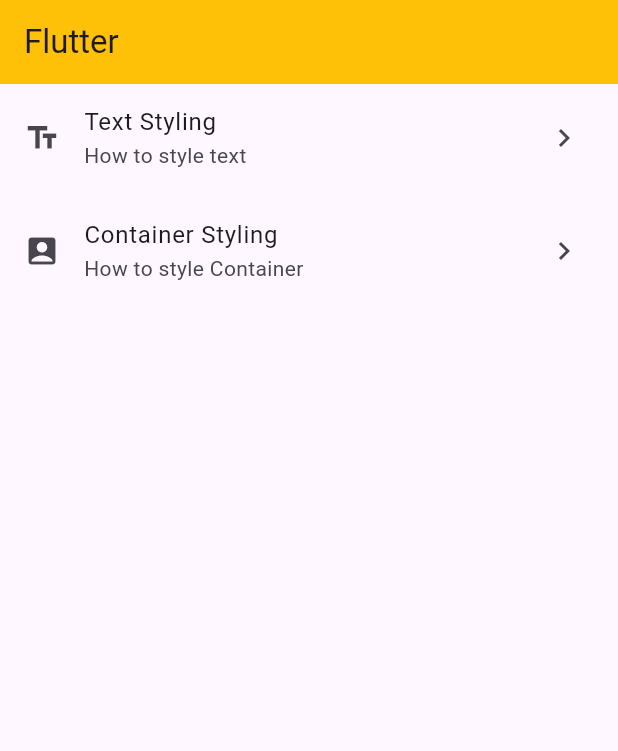
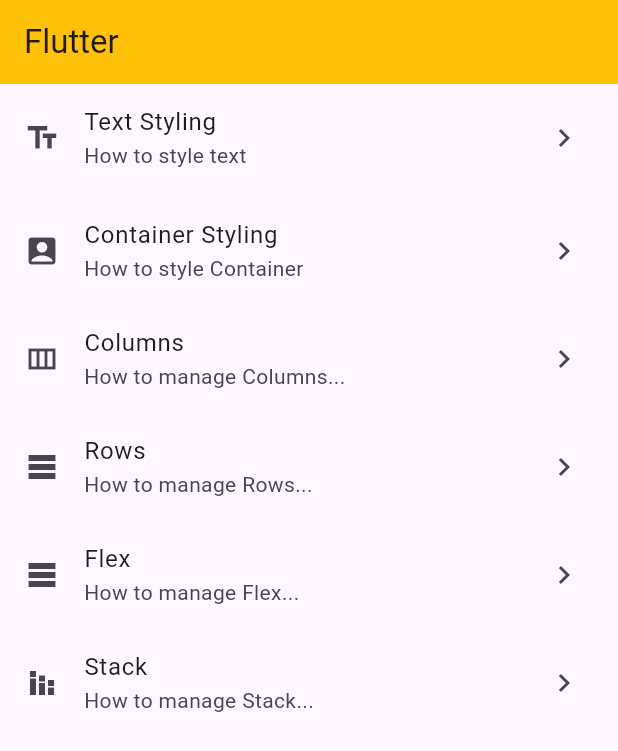
Before and after one commit to devcloudcode/Flutter, a Flutter app: the screen it shows after launch, on a phone screen of 412 x 824 dp. Shown: the top 751 px of the screen. Run offline on Flutter 3.47's test engine with Material 3 defaults, Android fonts, the phone set to English and light mode, and no system bars.

Commit message:
day-3 Columns, Rows, Flex and Stack

```diff
--- a/lib/pages/home_view.dart
+++ b/lib/pages/home_view.dart
@@ -1,5 +1,9 @@
 import 'package:flutter/material.dart';
+import 'package:flutter_course/pages/columns_view.dart';
 import 'package:flutter_course/pages/container_styling.dart';
+import 'package:flutter_course/pages/flex_view.dart';
+import 'package:flutter_course/pages/row_view.dart';
+import 'package:flutter_course/pages/stack_view.dart';
 import 'package:flutter_course/pages/text_styling_01.dart';
 
 class HomeView extends StatelessWidget {
@@ -16,10 +20,10 @@ class HomeView extends StatelessWidget {
         child: ListView(
           children: [
             ListTile(
-              title: Text("Text Styling"),
-              subtitle: Text("How to style text"),
-              leading: Icon(Icons.text_fields),
-              trailing: Icon(Icons.chevron_right),
+              title: const Text("Text Styling"),
+              subtitle: const Text("How to style text"),
+              leading: const Icon(Icons.text_fields),
+              trailing: const Icon(Icons.chevron_right),
               onTap: () {
                 // debugPrint("click me");
                 Navigator.push(
@@ -29,23 +33,83 @@ class HomeView extends StatelessWidget {
                     ));
               },
             ),
-            SizedBox(
+            const SizedBox(
               height: 3,
             ),
             ListTile(
-              title: Text("Container Styling"),
-              subtitle: Text("How to style Container"),
-              leading: Icon(Icons.account_box),
-              trailing: Icon(Icons.chevron_right),
+              title: const Text("Container Styling"),
+              subtitle: const Text("How to style Container"),
+              leading: const Icon(Icons.account_box),
+              trailing: const Icon(Icons.chevron_right),
               onTap: () {
                 // debugPrint("click me");
                 Navigator.push(
                     context,
                     MaterialPageRoute(
-                      builder: (context) => ContainerStyling(),
+                      builder: (context) => const ContainerStyling(),
                     ));
               },
-            )
+            ),
+            ListTile(
+              title: const Text("Columns"),
+              subtitle: const Text("How to manage Columns..."),
+              leading: const Icon(Icons.view_column_outlined),
+              trailing: const Icon(Icons.chevron_right),
+              onTap: () {
+                // debugPrint("click me");
+                Navigator.push(
+                  context,
+                  MaterialPageRoute(
+                    builder: (context) => const ColumnsView(),
+                  ),
+                );
+              },
+            ),
+            ListTile(
+              title: const Text("Rows"),
+              subtitle: const Text("How to manage Rows..."),
+              leading: const Icon(Icons.table_rows),
+              trailing: const Icon(Icons.chevron_right),
+              onTap: () {
+                // debugPrint("click me");
+                Navigator.push(
+                  context,
+                  MaterialPageRoute(
+                    builder: (context) => const RowView(),
+                  ),
+                );
+              },
+            ),
+            ListTile(
+              title: const Text("Flex"),
+              subtitle: const Text("How to manage Flex..."),
+              leading: const Icon(Icons.table_rows),
+              trailing: const Icon(Icons.chevron_right),
+              onTap: () {
+                // debugPrint("click me");
+                Navigator.push(
+                  context,
+                  MaterialPageRoute(
+                    builder: (context) => const FlexView(),
+                  ),
+                );
+              },
+            ),
+            ListTile(
+              title: const Text("Stack"),
+              subtitle: const Text("How to manage Stack..."),
+              leading: const Icon(Icons.stacked_bar_chart),
+              trailing: const Icon(Icons.chevron_right),
+              onTap: () {
+                // debugPrint("click me");
+                Navigator.push(
+                  context,
+                  MaterialPageRoute(
+                    builder: (context) => const StackView(),
+                  ),
+                );
+              },
+            ),
           ],
         ),
       ),
```
Also changed, not shown: lib/pages/columns_view.dart (added, +61 -0 lines), lib/pages/flex_view.dart (added, +47 -0 lines), lib/pages/row_view.dart (added, +33 -0 lines), lib/pages/stack_view.dart (added, +75 -0 lines).
